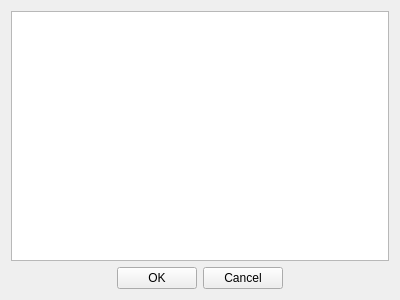
First picture: the form in App/project/open_project_window.ui, repository fengzhu2007/anycode, before the edit.
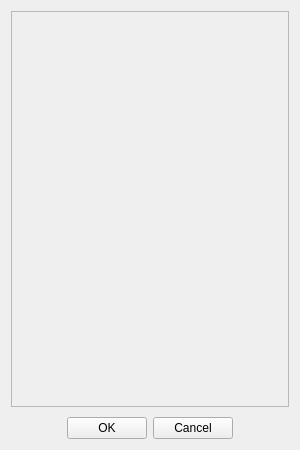
Second picture: the form after the edit. Custom widgets are drawn as their Qt base class.

```diff
--- a/App/project/open_project_window.ui
+++ b/App/project/open_project_window.ui
@@ -6,8 +6,8 @@
    <rect>
     <x>0</x>
     <y>0</y>
-    <width>400</width>
-    <height>300</height>
+    <width>300</width>
+    <height>450</height>
    </rect>
   </property>
   <property name="windowTitle">
@@ -15,12 +15,38 @@
   </property>
   <layout class="QVBoxLayout" name="verticalLayout_2">
    <item>
-    <widget class="QTreeView" name="treeView">
-     <property name="rootIsDecorated">
-      <bool>false</bool>
+    <widget class="ady::ListView" name="listView">
+     <property name="widgetResizable">
+      <bool>true</bool>
      </property>
+     <widget class="QWidget" name="scrollAreaWidgetContents">
+      <property name="geometry">
+       <rect>
+        <x>0</x>
+        <y>0</y>
+        <width>280</width>
+        <height>389</height>
+       </rect>
+      </property>
+     </widget>
     </widget>
    </item>
+   <item>
+    <spacer name="verticalSpacer">
+     <property name="orientation">
+      <enum>Qt::Vertical</enum>
+     </property>
+     <property name="sizeType">
+      <enum>QSizePolicy::Fixed</enum>
+     </property>
+     <property name="sizeHint" stdset="0">
+      <size>
+       <width>20</width>
+       <height>4</height>
+      </size>
+     </property>
+    </spacer>
+   </item>
    <item>
     <layout class="QHBoxLayout" name="horizontalLayout">
      <item>
@@ -67,6 +93,14 @@
    </item>
   </layout>
  </widget>
+ <customwidgets>
+  <customwidget>
+   <class>ady::ListView</class>
+   <extends>QScrollArea</extends>
+   <header>components/listview/listview.h</header>
+   <container>1</container>
+  </customwidget>
+ </customwidgets>
  <resources/>
  <connections/>
 </ui>
```
